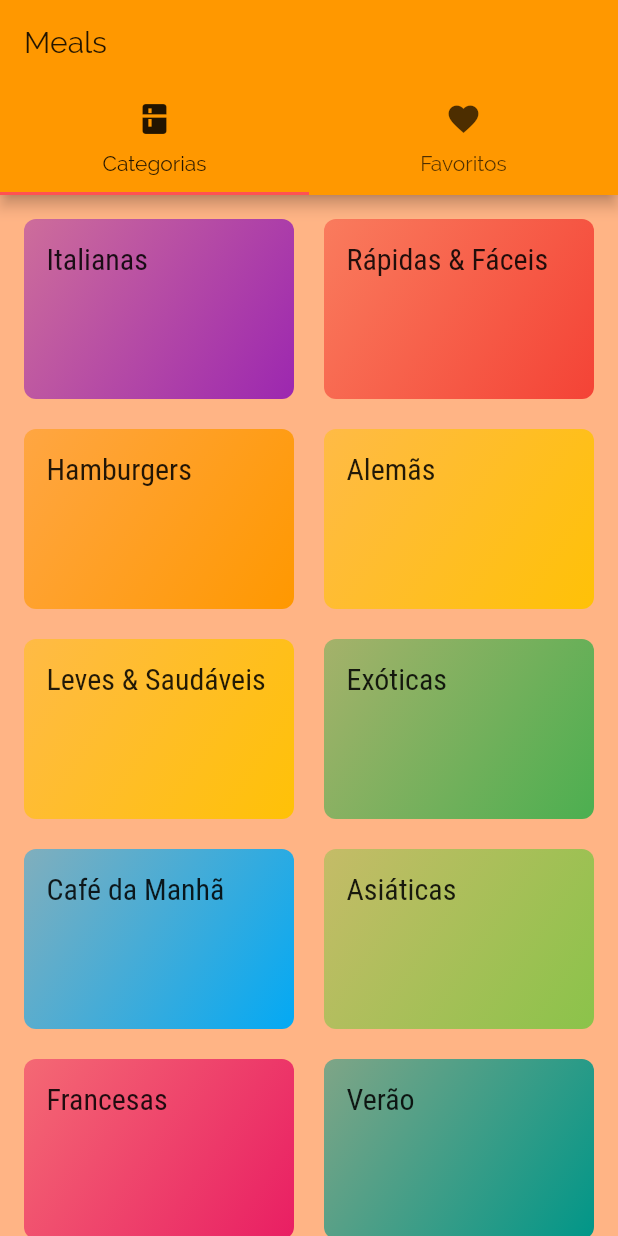
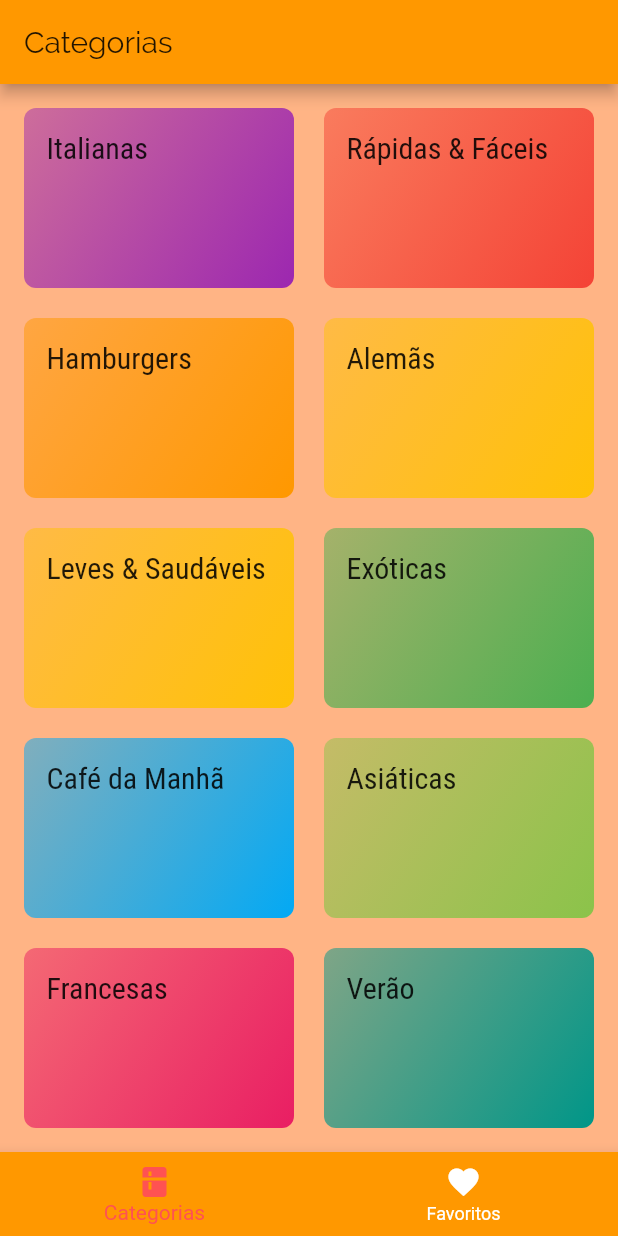
Before and after one commit to diegowinter/curso-flutter, a Flutter app: the screen it shows after launch, on a phone screen of 412 x 824 dp. Run offline on Flutter 3.47's test engine with Material 2 defaults, Android fonts, the phone set to English and light mode, and no system bars.

Commit message:
project(meals): adicionar TabBar na parte inferior

```diff
--- a/meals/lib/screens/tabs_screen.dart
+++ b/meals/lib/screens/tabs_screen.dart
@@ -2,33 +2,58 @@ import 'package:flutter/material.dart';
 import 'categories_screen.dart';
 import 'favorite_screen.dart';
 
-class TabsScreen extends StatelessWidget {
+class TabsScreen extends StatefulWidget {
+  @override
+  _TabsScreenState createState() => _TabsScreenState();
+}
+
+class _TabsScreenState extends State<TabsScreen> {
+  int _selectedScreenIndex = 0;
+  final List<Map<String, Object>> _screens = [
+    {
+      'title': 'Categorias',
+      'screen': CategoriesScreen()
+    },
+    {
+      'title': 'Favoritos',
+      'screen': FavoriteScreen()
+    },
+  ];
+
+  _selectScreen(int index) {
+    setState(() {
+      _selectedScreenIndex = index;
+    });
+  }
+
   @override
   Widget build(BuildContext context) {
-    return DefaultTabController(
-      length: 2, // quantidade de abas que estão sendo definidas abaixo
-      child: Scaffold(
-        appBar: AppBar(
-          title: Text('Meals'),
-          bottom: TabBar(
-            tabs: [
-              Tab(
-                icon: Icon(Icons.kitchen),
-                text: 'Categorias',
-              ),
-              Tab(
-                icon: Icon(Icons.favorite),
-                text: 'Favoritos',
-              ),
-            ],
+    return Scaffold(
+      appBar: AppBar(
+        title: Text(
+          _screens[_selectedScreenIndex]['title']
+        ),
+      ),
+      body: _screens[_selectedScreenIndex]['screen'],
+      bottomNavigationBar: BottomNavigationBar(
+        onTap: _selectScreen,
+        backgroundColor: Theme.of(context).primaryColor,
+        selectedItemColor: Theme.of(context).accentColor,
+        unselectedItemColor: Colors.white,
+        currentIndex: _selectedScreenIndex, // importante para saber o index
+                                            // atual.
+        // type: BottomNavigationBarType.shifting, // para aquele tipo de barra
+                                                   // com animação.
+        items: [
+          BottomNavigationBarItem(
+            icon: Icon(Icons.kitchen),
+            label: 'Categorias'
           ),
-        ),
-        body: TabBarView(
-          children: [
-            CategoriesScreen(),
-            FavoriteScreen()
-          ],
-        ),
+          BottomNavigationBarItem(
+            icon: Icon(Icons.favorite),
+            label: 'Favoritos'
+          ),
+        ],
       ),
     );
   }
```
